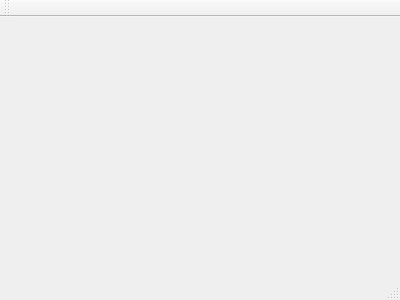
First picture: the form in mainwindow.ui, repository vos/qsm, before the edit.
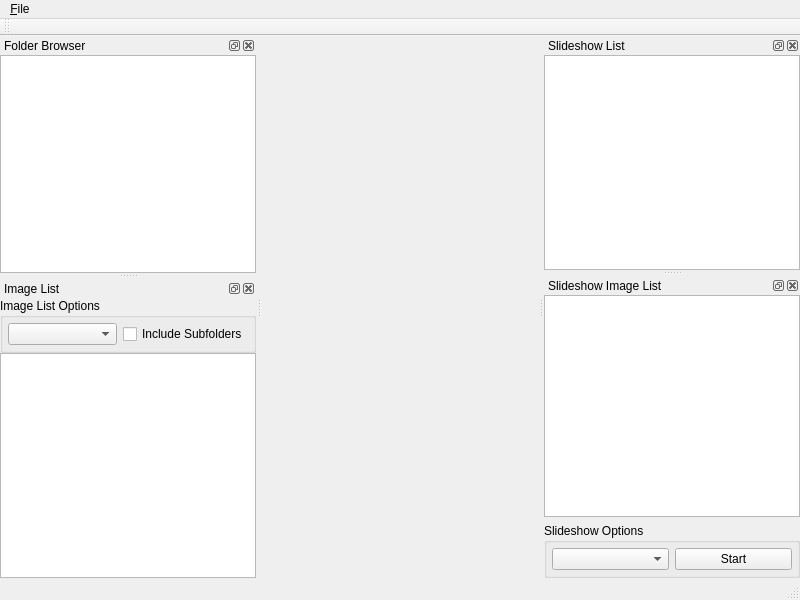
Second picture: the form after the edit.

Patch:
```diff
--- a/mainwindow.ui
+++ b/mainwindow.ui
@@ -1,24 +1,170 @@
 <ui version="4.0">
  <class>MainWindow</class>
- <widget class="QMainWindow" name="MainWindow" >
-  <property name="geometry" >
+ <widget class="QMainWindow" name="MainWindow">
+  <property name="geometry">
    <rect>
     <x>0</x>
     <y>0</y>
-    <width>400</width>
-    <height>300</height>
+    <width>800</width>
+    <height>600</height>
    </rect>
   </property>
   <property name="windowTitle" >
    <string>MainWindow</string>
   </property>
-  <widget class="QMenuBar" name="menuBar" />
-  <widget class="QToolBar" name="mainToolBar" />
-  <widget class="QWidget" name="centralWidget" />
-  <widget class="QStatusBar" name="statusBar" />
+  <widget class="QWidget" name="centralWidget"/>
+  <widget class="QMenuBar" name="menuBar">
+   <property name="geometry">
+    <rect>
+     <x>0</x>
+     <y>0</y>
+     <width>800</width>
+     <height>21</height>
+    </rect>
+   </property>
+   <widget class="QMenu" name="menuFile">
+    <property name="title">
+     <string>&amp;File</string>
+    </property>
+   </widget>
+   <addaction name="menuFile"/>
+  </widget>
+  <widget class="QToolBar" name="mainToolBar">
+   <property name="windowTitle">
+    <string>Toolbar</string>
+   </property>
+   <attribute name="toolBarArea">
+    <enum>TopToolBarArea</enum>
+   </attribute>
+   <attribute name="toolBarBreak">
+    <bool>false</bool>
+   </attribute>
+  </widget>
+  <widget class="QStatusBar" name="statusBar"/>
+  <widget class="QDockWidget" name="folderBrowserDockWidget">
+   <property name="windowTitle">
+    <string>Folder Browser</string>
+   </property>
+   <attribute name="dockWidgetArea">
+    <number>1</number>
+   </attribute>
+   <widget class="QWidget" name="folderBrowserWidget">
+    <layout class="QVBoxLayout" name="folderBrowserWidgetLayout">
+     <property name="spacing">
+      <number>0</number>
+     </property>
+     <property name="margin">
+      <number>0</number>
+     </property>
+     <item>
+      <widget class="QTreeView" name="folderBrowserTreeView"/>
+     </item>
+    </layout>
+   </widget>
+  </widget>
+  <widget class="QDockWidget" name="imageListDockWidget">
+   <property name="windowTitle">
+    <string>Image List</string>
+   </property>
+   <attribute name="dockWidgetArea">
+    <number>1</number>
+   </attribute>
+   <widget class="QWidget" name="imageListWidget">
+    <layout class="QVBoxLayout" name="imageListWidgetLayout">
+     <property name="spacing">
+      <number>0</number>
+     </property>
+     <property name="margin">
+      <number>0</number>
+     </property>
+     <item>
+      <widget class="QGroupBox" name="imageListOptionsGroupBox">
+       <property name="title">
+        <string>Image List Options</string>
+       </property>
+       <layout class="QHBoxLayout" name="imageListOptionsGroupBoxLayout">
+        <property name="margin">
+         <number>5</number>
+        </property>
+        <item>
+         <widget class="QComboBox" name="imageListSortComboBox"/>
+        </item>
+        <item>
+         <widget class="QCheckBox" name="includeSubfoldersCheckBox">
+          <property name="text">
+           <string>Include Subfolders</string>
+          </property>
+         </widget>
+        </item>
+       </layout>
+      </widget>
+     </item>
+     <item>
+      <widget class="QListView" name="imageListListView"/>
+     </item>
+    </layout>
+   </widget>
+  </widget>
+  <widget class="QDockWidget" name="slideshowListDockWidget">
+   <property name="windowTitle">
+    <string>Slideshow List</string>
+   </property>
+   <attribute name="dockWidgetArea">
+    <number>2</number>
+   </attribute>
+   <widget class="QWidget" name="slideshowListWidget">
+    <layout class="QVBoxLayout" name="slideshowListWidgetLayout">
+     <property name="margin">
+      <number>0</number>
+     </property>
+     <item>
+      <widget class="QListView" name="slideshowListListView"/>
+     </item>
+    </layout>
+   </widget>
+  </widget>
+  <widget class="QDockWidget" name="slideshowImageListDockWidget">
+   <property name="windowTitle">
+    <string>Slideshow Image List</string>
+   </property>
+   <attribute name="dockWidgetArea">
+    <number>2</number>
+   </attribute>
+   <widget class="QWidget" name="slideshowImageListWidget">
+    <layout class="QVBoxLayout" name="slideshowImageListWidgetLayout">
+     <property name="margin">
+      <number>0</number>
+     </property>
+     <item>
+      <widget class="QListView" name="slideshowImageListListView"/>
+     </item>
+     <item>
+      <widget class="QGroupBox" name="slideshowOptionsGroupBox">
+       <property name="title">
+        <string>Slideshow Options</string>
+       </property>
+       <layout class="QHBoxLayout" name="slideshowOptionsGroupBoxLayout">
+        <property name="margin">
+         <number>5</number>
+        </property>
+        <item>
+         <widget class="QComboBox" name="slideshowSortComboBox"/>
+        </item>
+        <item>
+         <widget class="QPushButton" name="slideshowStartPushButton">
+          <property name="text">
+           <string>Start</string>
+          </property>
+         </widget>
+        </item>
+       </layout>
+      </widget>
+     </item>
+    </layout>
+   </widget>
+  </widget>
  </widget>
- <layoutDefault spacing="6" margin="11" />
- <pixmapfunction></pixmapfunction>
+ <layoutdefault spacing="6" margin="11"/>
  <resources/>
  <connections/>
 </ui>
```
Left out of the diff: 5 changed lines with no effect on the pictures.
